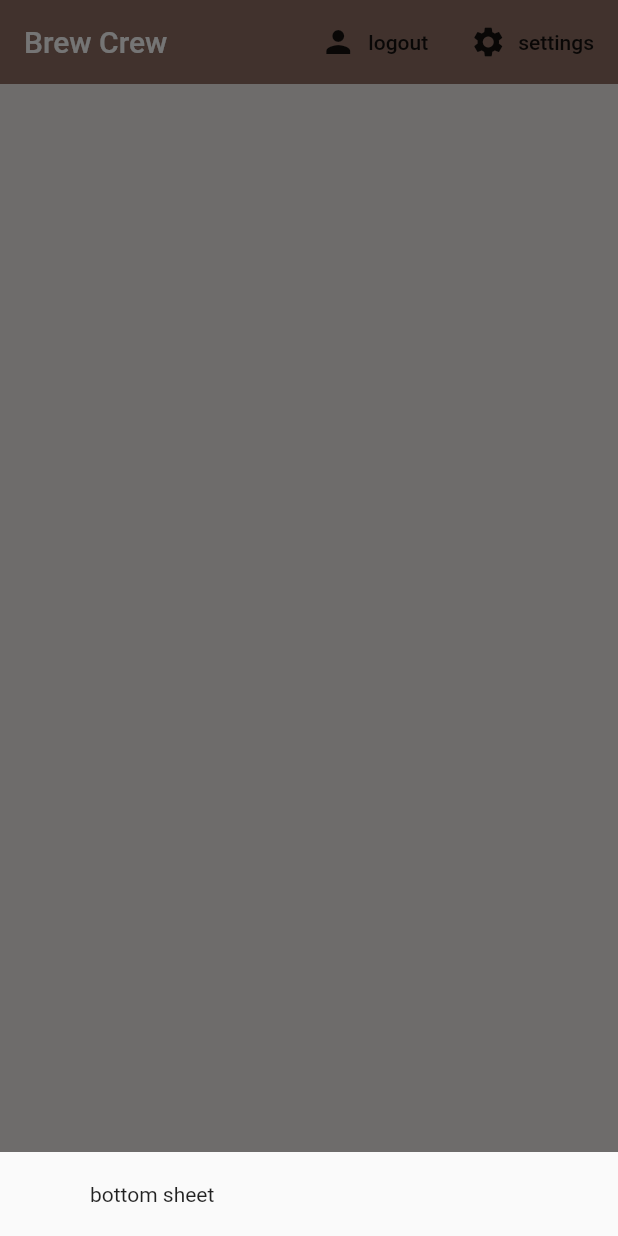
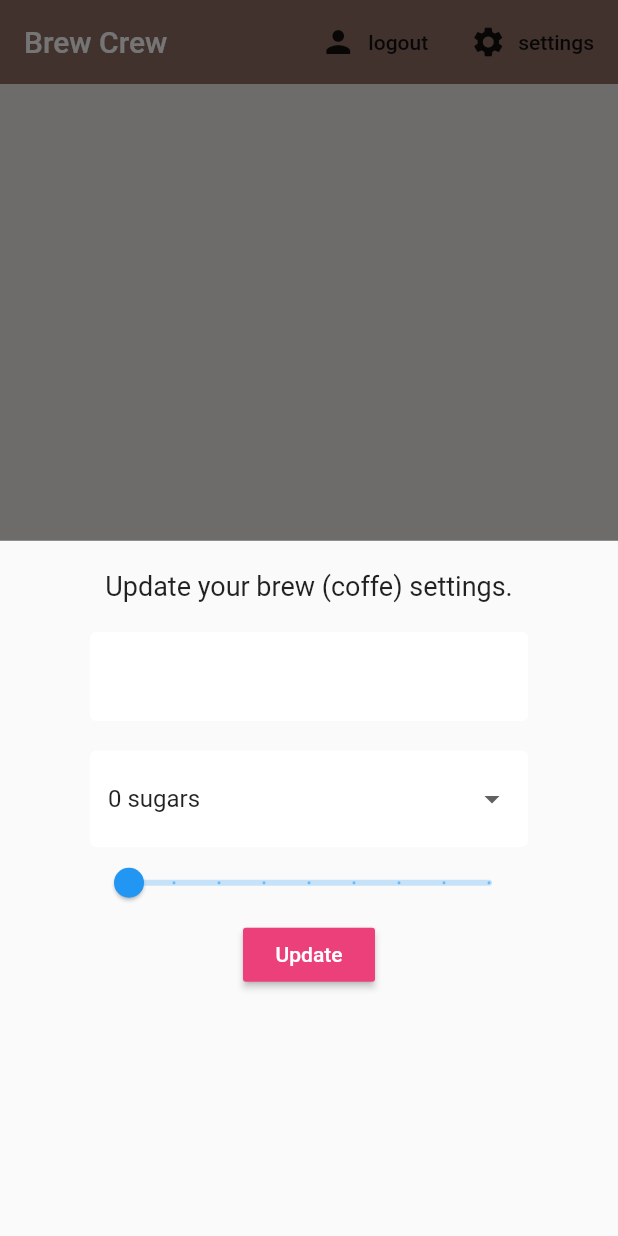
Before and after one commit to eduardobaia/flutter-firebase, a Flutter app: the screen it shows once a user with an empty profile is signed in, after a tap on "settings", on a phone screen of 412 x 824 dp. Run offline on Flutter 3.47's test engine with Material 2 defaults, Android fonts, the phone set to English and light mode, and no system bars; our stand-ins replace cloud_firestore, firebase_auth, flutter_spinkit; accounts and stored records are empty.

Commit message:
add slider to swith the tile of sugar

```diff
--- a/lib/screens/home/home.dart
+++ b/lib/screens/home/home.dart
@@ -1,5 +1,6 @@
 import 'package:brew_crew/models/brew.dart';
 import 'package:brew_crew/screens/home/brew_list.dart';
+import 'package:brew_crew/screens/home/settings_form.dart';
 import 'package:brew_crew/services/auth.dart';
 import 'package:brew_crew/services/database.dart';
 import 'package:flutter/material.dart';
@@ -16,7 +17,7 @@ class Home extends StatelessWidget {
           builder: (context) {
             return Container(
               padding: EdgeInsets.symmetric(vertical: 20.0, horizontal: 60.0),
-              child: Text('bottom sheet'),
+              child: SettingsForm(),
             );
           });
     }
--- /dev/null
+++ b/lib/screens/home/settings_form.dart
@@ -0,0 +1,72 @@
+import 'package:brew_crew/shared/constants.dart';
+import 'package:flutter/material.dart';
+
+class SettingsForm extends StatefulWidget {
+  @override
+  _SettingsFormState createState() => _SettingsFormState();
+}
+
+class _SettingsFormState extends State<SettingsForm> {
+  final _formKey = GlobalKey<FormState>();
+  final List<String> sugars = ['0', '1', '2', '3', '4', '5'];
+
+  String _currentName;
+  String _currentSugars;
+  int _currentStrength;
+
+  @override
+  Widget build(BuildContext context) {
+    return Form(
+      key: _formKey,
+      child: Column(
+        children: <Widget>[
+          Text(
+            'Update your brew (coffe) settings.',
+            style: TextStyle(fontSize: 18.0),
+          ),
+          SizedBox(height: 20.0),
+          TextFormField(
+            decoration: textInputDecoration,
+            validator: (val) => val.isEmpty ? 'Please enter a name' : null,
+            onChanged: (val) => setState(() => _currentName = val),
+          ),
+          SizedBox(height: 20.0),
+          //drobwond
+          DropdownButtonFormField(
+              decoration: textInputDecoration,
+              value: _currentSugars ?? '0',
+              items: sugars.map((sugar) {
+                return DropdownMenuItem(
+                  value: sugar,
+                  child: Text('$sugar sugars'),
+                );
+              }).toList(),
+              onChanged: (val) => setState(() => _currentSugars = val)
+              // onChanged: null,
+              ),
+          //slider
+          Slider(
+            value: (_currentStrength ?? 100).toDouble(),
+            min: 100.0,
+            max: 900.0,
+            divisions: 8,
+            onChanged: (val) => setState(() => _currentStrength = val.round()),
+          ),
+          //button
+          RaisedButton(
+            color: Colors.pink[400],
+            child: Text(
+              'Update',
+              style: TextStyle(color: Colors.white),
+            ),
+            onPressed: () async {
+              print(_currentName);
+              print(_currentStrength);
+              print(_currentSugars);
+            },
+          )
+        ],
+      ),
+    );
+  }
+}
```
